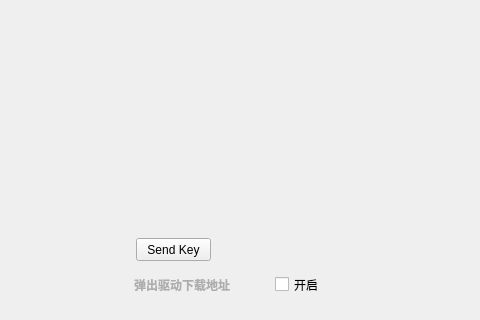
Old version of the form EasyPointer/DialogDeviceSet.ui in the repository wlffeng2008/EasyPointer; both pictures show x 320 to 800 and y 280 to 600 of the 800 by 600 pixel window.
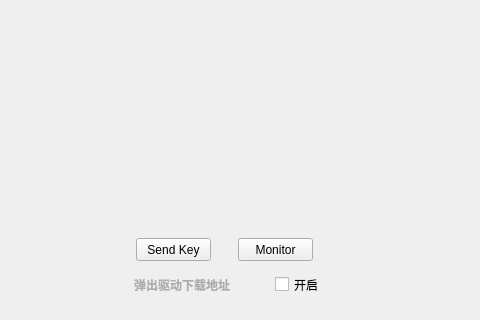
New version of the form. Icons and pictures are not drawn.

```diff
--- a/EasyPointer/DialogDeviceSet.ui
+++ b/EasyPointer/DialogDeviceSet.ui
@@ -429,6 +429,19 @@
     <string>Send Key</string>
    </property>
   </widget>
+  <widget class="QPushButton" name="pushButtonMonitor">
+   <property name="geometry">
+    <rect>
+     <x>558</x>
+     <y>518</y>
+     <width>75</width>
+     <height>23</height>
+    </rect>
+   </property>
+   <property name="text">
+    <string>Monitor</string>
+   </property>
+  </widget>
  </widget>
  <resources>
   <include location="res.qrc"/>
```
